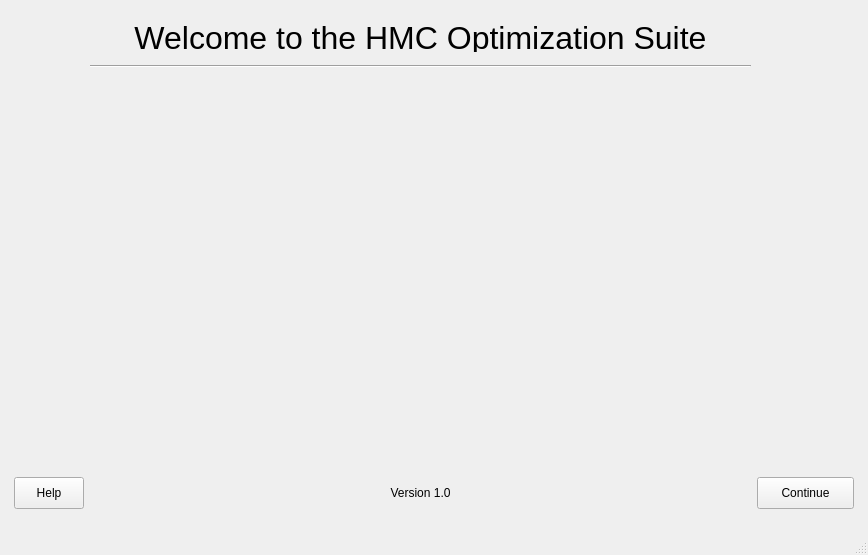
The window that backend/splash.ui (sblankley/global-clinic-2020) describes before a commit, drawn with Qt 5.
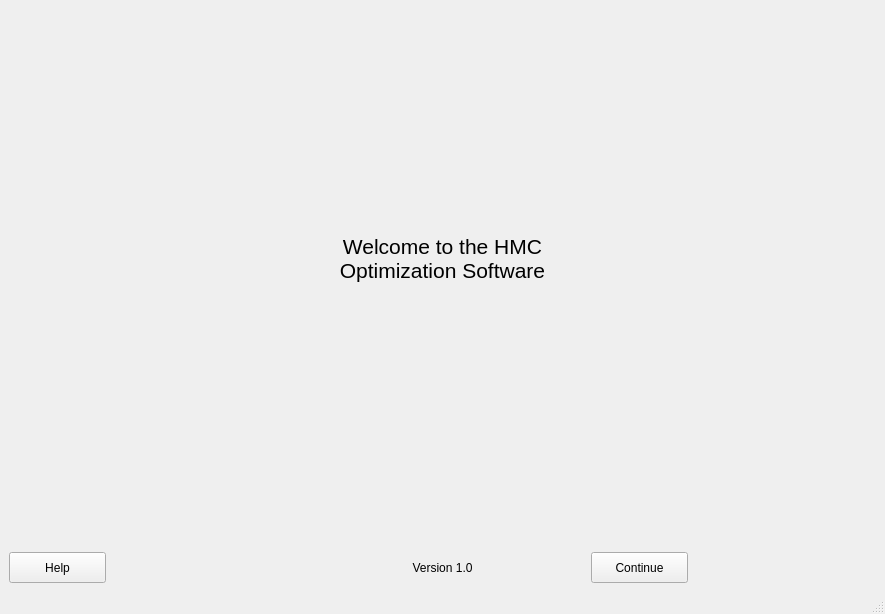
The same window after the commit. Icons and pictures are not drawn.

Commit message: update .ui files and rename windows in main

```diff
--- a/backend/splash.ui
+++ b/backend/splash.ui
@@ -6,8 +6,8 @@
    <rect>
     <x>0</x>
     <y>0</y>
-    <width>868</width>
-    <height>555</height>
+    <width>885</width>
+    <height>614</height>
    </rect>
   </property>
   <property name="windowTitle">
@@ -17,33 +17,6 @@
    <layout class="QGridLayout" name="gridLayout_2">
     <item row="0" column="0">
      <layout class="QGridLayout" name="gridLayout">
-      <item row="0" column="1">
-       <widget class="QLabel" name="label">
-        <property name="sizePolicy">
-         <sizepolicy hsizetype="Maximum" vsizetype="Fixed">
-          <horstretch>0</horstretch>
-          <verstretch>0</verstretch>
-         </sizepolicy>
-        </property>
-        <property name="maximumSize">
-         <size>
-          <width>751</width>
-          <height>29</height>
-         </size>
-        </property>
-        <property name="font">
-         <font>
-          <pointsize>24</pointsize>
-         </font>
-        </property>
-        <property name="text">
-         <string>Welcome to the HMC Optimization Suite</string>
-        </property>
-        <property name="alignment">
-         <set>Qt::AlignCenter</set>
-        </property>
-       </widget>
-      </item>
       <item row="2" column="1">
        <widget class="QLabel" name="hmcWorld">
         <property name="sizePolicy">
@@ -69,25 +42,6 @@
         </property>
        </widget>
       </item>
-      <item row="3" column="0">
-       <widget class="QPushButton" name="pushButtonHelp">
-        <property name="sizePolicy">
-         <sizepolicy hsizetype="Maximum" vsizetype="Fixed">
-          <horstretch>0</horstretch>
-          <verstretch>0</verstretch>
-         </sizepolicy>
-        </property>
-        <property name="maximumSize">
-         <size>
-          <width>70</width>
-          <height>32</height>
-         </size>
-        </property>
-        <property name="text">
-         <string>Help</string>
-        </property>
-       </widget>
-      </item>
       <item row="3" column="1">
        <widget class="QLabel" name="label_2">
         <property name="text">
@@ -98,6 +52,19 @@
         </property>
        </widget>
       </item>
+      <item row="2" column="2">
+       <spacer name="horizontalSpacer_2">
+        <property name="orientation">
+         <enum>Qt::Horizontal</enum>
+        </property>
+        <property name="sizeHint" stdset="0">
+         <size>
+          <width>40</width>
+          <height>20</height>
+         </size>
+        </property>
+       </spacer>
+      </item>
       <item row="3" column="2">
        <widget class="QPushButton" name="pushButtonContinueToInput">
         <property name="sizePolicy">
@@ -117,16 +84,80 @@
         </property>
        </widget>
       </item>
+      <item row="2" column="0">
+       <spacer name="horizontalSpacer">
+        <property name="orientation">
+         <enum>Qt::Horizontal</enum>
+        </property>
+        <property name="sizeHint" stdset="0">
+         <size>
+          <width>40</width>
+          <height>20</height>
+         </size>
+        </property>
+       </spacer>
+      </item>
+      <item row="3" column="0">
+       <widget class="QPushButton" name="pushButtonHelp">
+        <property name="sizePolicy">
+         <sizepolicy hsizetype="Fixed" vsizetype="Fixed">
+          <horstretch>0</horstretch>
+          <verstretch>0</verstretch>
+         </sizepolicy>
+        </property>
+        <property name="maximumSize">
+         <size>
+          <width>97</width>
+          <height>32</height>
+         </size>
+        </property>
+        <property name="text">
+         <string>Help</string>
+        </property>
+       </widget>
+      </item>
       <item row="1" column="1">
-       <widget class="Line" name="line">
+       <widget class="QLabel" name="headerlabel">
+        <property name="enabled">
+         <bool>true</bool>
+        </property>
+        <property name="sizePolicy">
+         <sizepolicy hsizetype="MinimumExpanding" vsizetype="MinimumExpanding">
+          <horstretch>0</horstretch>
+          <verstretch>0</verstretch>
+         </sizepolicy>
+        </property>
+        <property name="minimumSize">
+         <size>
+          <width>5</width>
+          <height>5</height>
+         </size>
+        </property>
         <property name="maximumSize">
          <size>
           <width>751</width>
-          <height>16</height>
+          <height>500</height>
          </size>
         </property>
-        <property name="orientation">
-         <enum>Qt::Horizontal</enum>
+        <property name="font">
+         <font>
+          <pointsize>24</pointsize>
+         </font>
+        </property>
+        <property name="text">
+         <string>&lt;html&gt;&lt;head/&gt;&lt;body&gt;&lt;p&gt;&lt;span style=&quot; font-size:16pt;&quot;&gt;Welcome to the HMC Optimization Software&lt;/span&gt;&lt;/p&gt;&lt;/body&gt;&lt;/html&gt;</string>
+        </property>
+        <property name="scaledContents">
+         <bool>true</bool>
+        </property>
+        <property name="alignment">
+         <set>Qt::AlignCenter</set>
+        </property>
+        <property name="wordWrap">
+         <bool>true</bool>
+        </property>
+        <property name="margin">
+         <number>-5</number>
         </property>
        </widget>
       </item>
```
Left out of the diff: 2 changed lines with no effect on the pictures. The commit also changes 3 other files.
